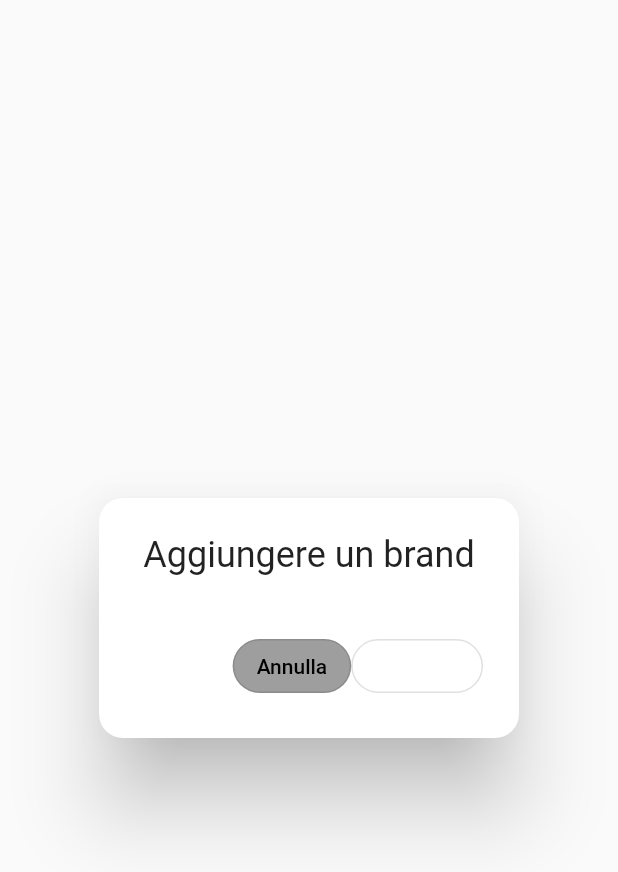
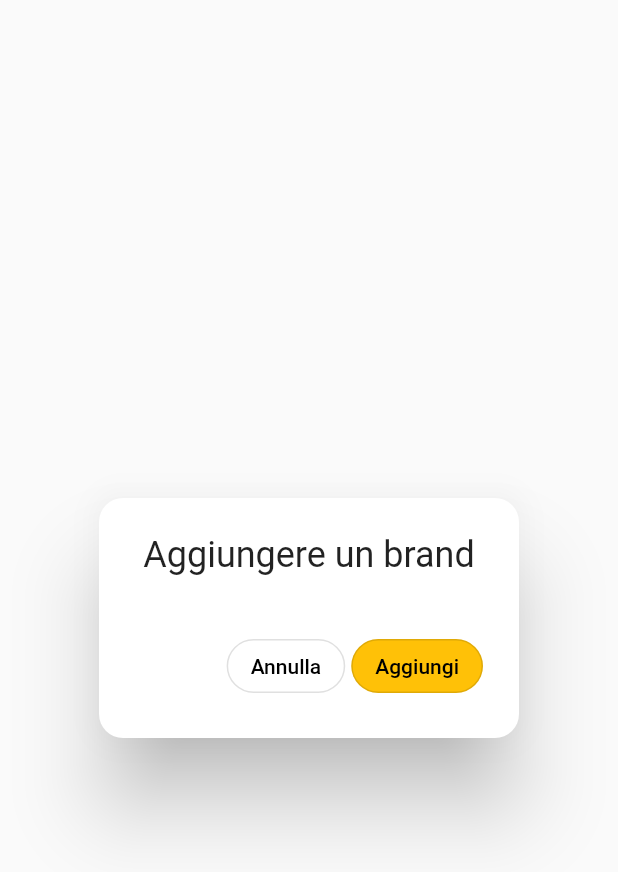
Before and after one commit to Giuliopretis/gestione_brand, a Flutter app: the DynamicDialog widget shown alone on an empty page, opened directly, on a phone screen of 412 x 824 dp. Shown: the top 872 px of the screen. Run offline on Flutter 3.47's test engine with Material 2 defaults, Android fonts, the phone set to English and light mode, and no system bars; our stand-ins replace bloc, dio, equatable, flutter_bloc, get; network calls fail.

Commit message:
some style changes to dynamic dialog

```diff
--- a/lib/presentation/widgets/dynamic_dialog.dart
+++ b/lib/presentation/widgets/dynamic_dialog.dart
@@ -1,3 +1,5 @@
+// ignore_for_file: prefer_is_empty
+
 import 'package:flutter/material.dart';
 import 'package:gestione_brand/data/classes/dialog_action.dart';
 
@@ -22,20 +24,29 @@ class _DynamicDialogState extends State<DynamicDialog> {
             mainAxisAlignment: MainAxisAlignment.end,
             children: [
               for (DialogAction action in widget.actions!)
-                OutlinedButton(
+                Padding(
+                  padding: widget.actions!.last != action
+                      ? const EdgeInsets.only(right: 4.0)
+                      : EdgeInsets.zero,
+                  child: OutlinedButton(
                     onPressed: () => action.callback(),
                     style: ElevatedButton.styleFrom(
-                    primary: action.isPositive ? null : Colors.grey.shade500,
+                      primary: action.isPositive
+                          ? Theme.of(context).colorScheme.primary
+                          : Colors.transparent,
                       shape: RoundedRectangleBorder(
+                        side: BorderSide(
+                            width: 4,
+                            color: Theme.of(context).colorScheme.primary),
                         borderRadius: BorderRadius.circular(24.0),
                       ),
                     ),
                     child: Text(
                       action.text,
-                    style: TextStyle(
-                        color: action.isPositive ? Colors.white : Colors.black),
+                      style: const TextStyle(color: Colors.black),
                     ),
-                )
+                  ),
+                ),
             ],
           )
         : const SizedBox();
```
Lines whose indentation alone changed are shown as unchanged.
